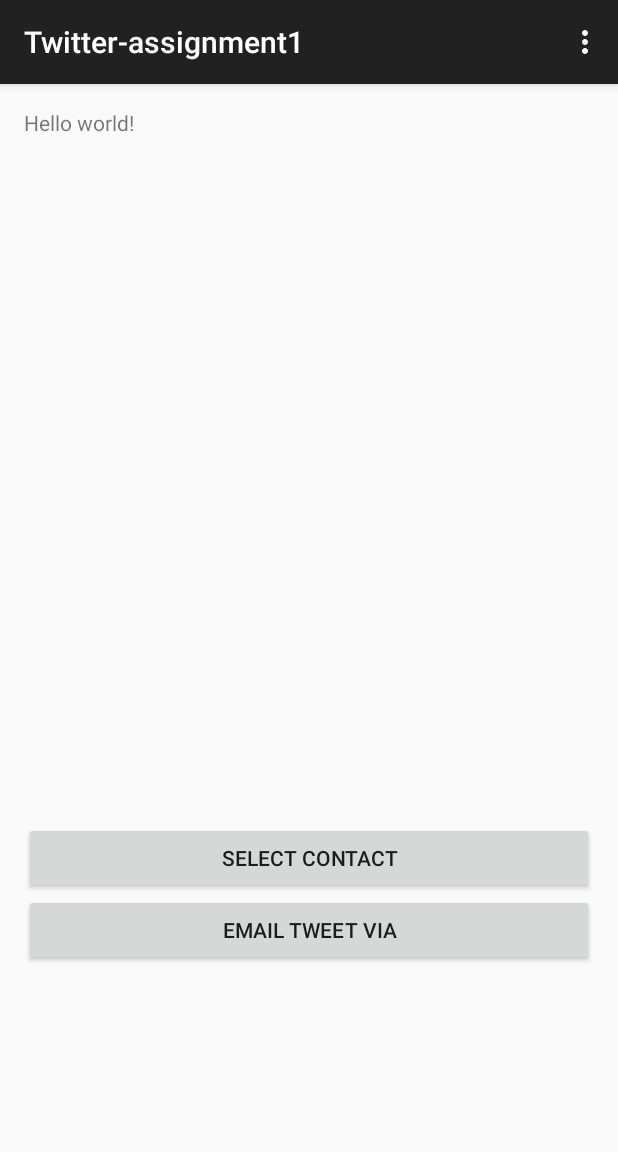
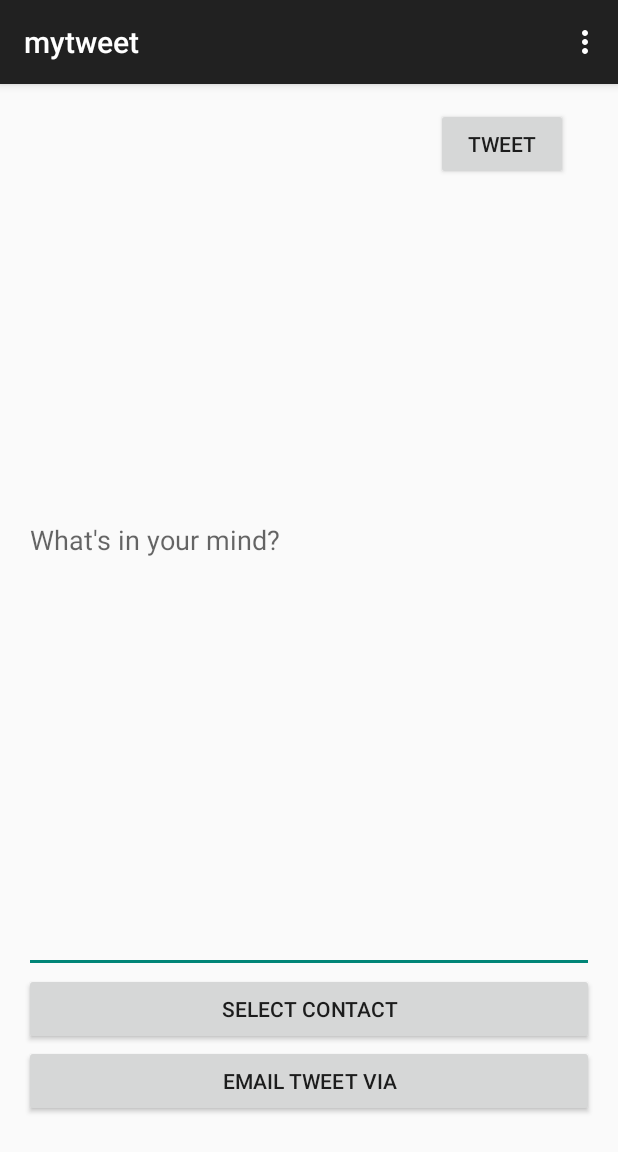
Before and after one commit to beluskova/MyTweet-assignment1, an Android app: the screen it shows after launch (TwitterActivity before the commit, mytweetActivity after it), on a phone screen of 412 x 824 dp. Shown: the top 1152 px of the screen. Run offline under Robolectric (Android 15) with nearby library versions, the phone set to English and light mode, and no system bars.

Commit message:
mytweet v0 nearly complete, missing text counter

```diff
--- a/app/src/main/AndroidManifest.xml
+++ b/app/src/main/AndroidManifest.xml
@@ -1,6 +1,6 @@
 <?xml version="1.0" encoding="utf-8"?>
 <manifest xmlns:android="http://schemas.android.com/apk/res/android"
-    package="annab.twitter_assignment1" >
+    package="annab.mytweetActivity" >
 
     <application
         android:allowBackup="true"
@@ -8,7 +8,7 @@
         android:label="@string/app_name"
         android:theme="@style/AppTheme" >
         <activity
-            android:name=".TwitterActivity"
+            android:name=".mytweetActivity"
             android:label="@string/app_name" >
             <intent-filter>
                 <action android:name="android.intent.action.MAIN" />
--- a/app/src/main/java/annab/twitter_assignment1/TwitterActivity.java
+++ b/app/src/main/java/annab/mytweetActivity/mytweetActivity.java
@@ -1,11 +1,11 @@
-package annab.twitter_assignment1;
+package annab.mytweetActivity;
 
 import android.support.v7.app.AppCompatActivity;
 import android.os.Bundle;
 import android.view.Menu;
 import android.view.MenuItem;
 
-public class TwitterActivity extends AppCompatActivity {
+public class mytweetActivity extends AppCompatActivity {
 
     @Override
     protected void onCreate(Bundle savedInstanceState) {
--- a/app/src/main/res/layout/activity_twitter.xml
+++ b/app/src/main/res/layout/activity_twitter.xml
@@ -1,29 +1,49 @@
 <RelativeLayout xmlns:android="http://schemas.android.com/apk/res/android"
-    xmlns:tools="http://schemas.android.com/tools" android:layout_width="match_parent"
-    android:layout_height="match_parent" android:paddingLeft="@dimen/activity_horizontal_margin"
+    xmlns:tools="http://schemas.android.com/tools"
+    android:layout_width="match_parent"
+    android:layout_height="match_parent"
+    android:paddingLeft="@dimen/activity_horizontal_margin"
     android:paddingRight="@dimen/activity_horizontal_margin"
     android:paddingTop="@dimen/activity_vertical_margin"
-    android:paddingBottom="@dimen/activity_vertical_margin" tools:context=".TwitterActivity">
-
-    <TextView android:text="@string/hello_world" android:layout_width="wrap_content"
-        android:layout_height="wrap_content"
-        android:id="@+id/textView" />
+    android:paddingBottom="@dimen/activity_vertical_margin"
+    tools:context=".mytweetActivity">
 
     <Button
-        android:id="@+id/tenant"
+        android:id="@+id/buttonTweet"
+        android:layout_width="wrap_content"
+        android:layout_height="wrap_content"
+        android:layout_alignParentRight="true"
+        android:layout_alignParentTop="true"
+        android:layout_marginRight="17dp"
+        android:text="@string/button_tweet" />
+
+    <EditText
+        android:id="@+id/editStatus"
+        android:layout_width="match_parent"
+        android:layout_height="match_parent"
+        android:ems="10"
+        android:hint="@string/hint_status"
+        android:inputType="textMultiLine"
+        android:layout_above="@+id/selectContact"
+        android:layout_centerHorizontal="true" />
+
+    <Button
+        android:id="@+id/selectContact"
         android:layout_width="match_parent"
         android:layout_height="wrap_content"
         android:text="@string/action_select"
-        android:layout_above="@+id/residence_reportButton"
-        android:layout_centerHorizontal="true" />
+        android:layout_above="@+id/sendEmail"
+        android:layout_alignParentRight="true"
+        android:layout_alignParentEnd="true" />
 
-    <Button android:id="@+id/residence_reportButton"
+    <Button
+        android:id="@+id/sendEmail"
         android:layout_width="match_parent"
         android:layout_height="wrap_content"
         android:text="@string/action_email"
         android:layout_alignParentBottom="true"
-        android:layout_alignParentLeft="true"
-        android:layout_alignParentStart="true"
-        android:layout_marginBottom="164dp" />
+        android:layout_alignParentRight="true"
+        android:layout_alignParentEnd="true"
+        android:layout_marginBottom="63dp" />
 
 </RelativeLayout>
--- a/app/src/main/res/values/strings.xml
+++ b/app/src/main/res/values/strings.xml
@@ -1,8 +1,9 @@
 <resources>
-    <string name="app_name">Twitter-assignment1</string>
+    <string name="app_name">mytweet</string>
 
-    <string name="hello_world">Hello world!</string>
     <string name="action_settings">Settings</string>
+    <string name="button_tweet">Tweet</string>
+    <string name="hint_status">What\'s in your mind?</string>
     <string name="action_select">Select Contact</string>
     <string name="action_email">Email Tweet via</string>
 </resources>
```
Also changed, not shown: 4 other files.
